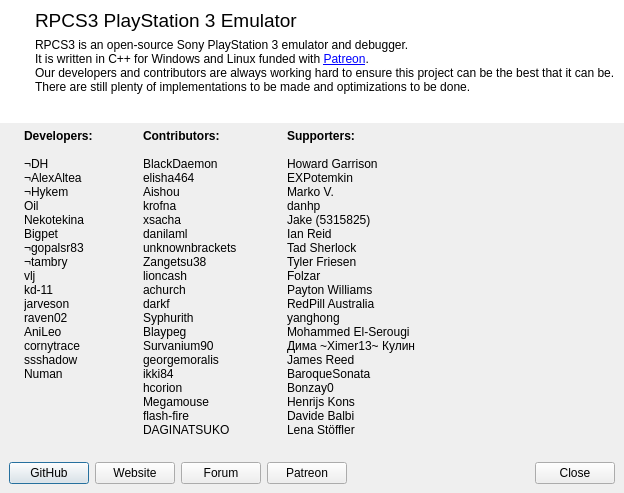
Qt form rpcs3/rpcs3qt/about_dialog.ui (RPCS3/rpcs3) before a commit.
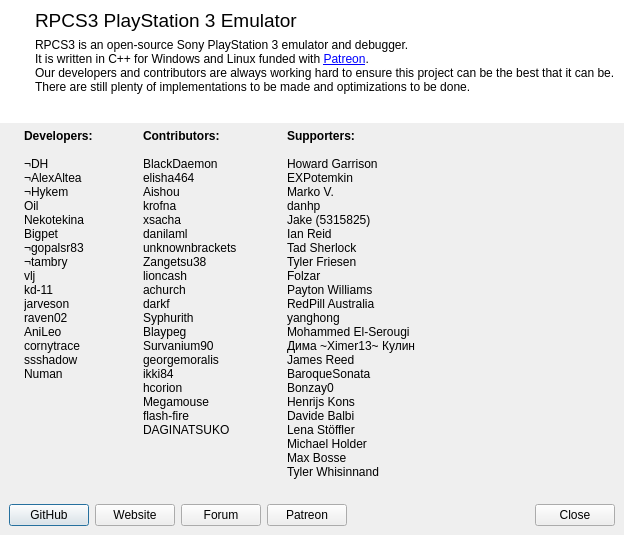
The same form after that commit. Icons and pictures are not drawn.

The edit to the form file:
```diff
--- a/rpcs3/rpcs3qt/about_dialog.ui
+++ b/rpcs3/rpcs3qt/about_dialog.ui
@@ -7,7 +7,7 @@
     <x>0</x>
     <y>0</y>
     <width>609</width>
-    <height>474</height>
+    <height>513</height>
    </rect>
   </property>
   <property name="sizePolicy">
@@ -224,7 +224,7 @@
      <item>
       <widget class="QLabel" name="label_7">
        <property name="text">
-        <string>&lt;p&gt;&lt;b&gt;Supporters:&lt;/b&gt;&lt;br&gt;&lt;br&gt;Howard Garrison&lt;br&gt;EXPotemkin&lt;br&gt;Marko V.&lt;br&gt;danhp&lt;br&gt;Jake (5315825)&lt;br&gt;Ian Reid&lt;br&gt;Tad Sherlock&lt;br&gt;Tyler Friesen&lt;br&gt;Folzar&lt;br&gt;Payton Williams&lt;br&gt;RedPill Australia&lt;br&gt;yanghong&lt;br&gt;Mohammed El-Serougi&lt;br&gt;Дима ~Ximer13~ Кулин&lt;br&gt;James Reed&lt;br&gt;BaroqueSonata&lt;br&gt;Bonzay0&lt;br&gt;Henrijs Kons&lt;br&gt;Davide Balbi&lt;br&gt;Lena Stöffler&lt;/p&gt;</string>
+        <string>&lt;p&gt;&lt;b&gt;Supporters:&lt;/b&gt;&lt;br&gt;&lt;br&gt;Howard Garrison&lt;br&gt;EXPotemkin&lt;br&gt;Marko V.&lt;br&gt;danhp&lt;br&gt;Jake (5315825)&lt;br&gt;Ian Reid&lt;br&gt;Tad Sherlock&lt;br&gt;Tyler Friesen&lt;br&gt;Folzar&lt;br&gt;Payton Williams&lt;br&gt;RedPill Australia&lt;br&gt;yanghong&lt;br&gt;Mohammed El-Serougi&lt;br&gt;Дима ~Ximer13~ Кулин&lt;br&gt;James Reed&lt;br&gt;BaroqueSonata&lt;br&gt;Bonzay0&lt;br&gt;Henrijs Kons&lt;br&gt;Davide Balbi&lt;br&gt;Lena Stöffler&lt;br&gt;Michael Holder&lt;br&gt;Max Bosse&lt;br&gt;Tyler Whisinnand&lt;/p&gt;</string>
        </property>
        <property name="alignment">
         <set>Qt::AlignLeading|Qt::AlignLeft|Qt::AlignTop</set>
```
